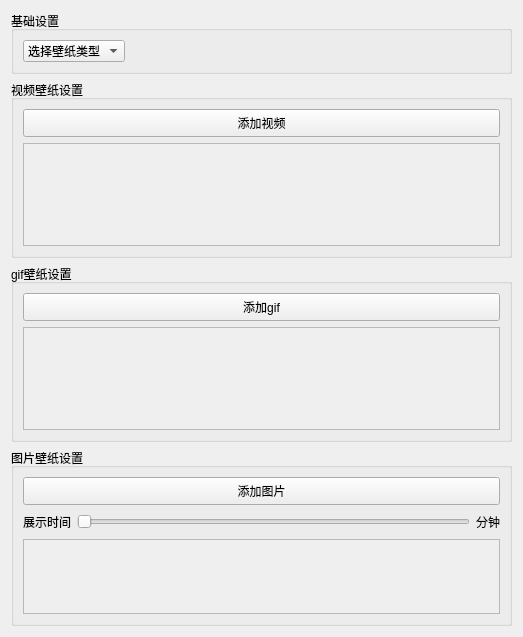
Above: WallpaperPlugins/BaseWallpaperPlugin/settingsform.ui from PureBulb/BulbDesktop before the change. Below: the same form after it.
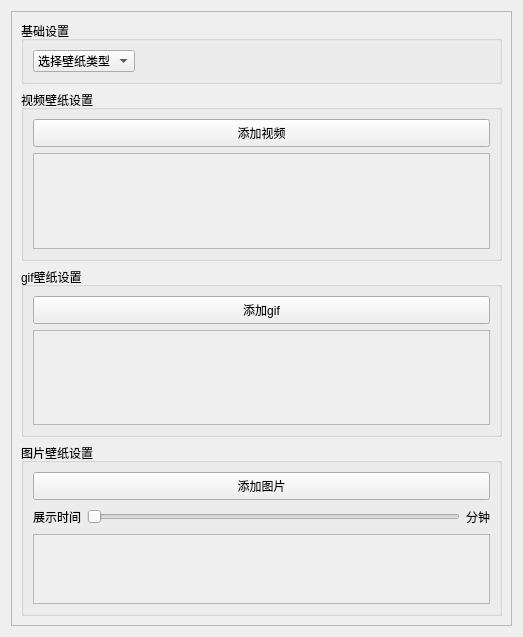
That is the form after the change.

Commit message: 1. fixed change video background will kale

Diff of the .ui file:
```diff
--- a/WallpaperPlugins/BaseWallpaperPlugin/settingsform.ui
+++ b/WallpaperPlugins/BaseWallpaperPlugin/settingsform.ui
@@ -13,6 +13,21 @@
   <property name="windowTitle">
    <string>Form</string>
   </property>
+  <layout class="QGridLayout" name="gridLayout_4">
+   <item row="0" column="0">
+    <widget class="QScrollArea" name="scrollArea_4">
+     <property name="widgetResizable">
+      <bool>true</bool>
+     </property>
+     <widget class="QWidget" name="scrollAreaWidgetContents">
+      <property name="geometry">
+       <rect>
+        <x>0</x>
+        <y>0</y>
+        <width>503</width>
+        <height>617</height>
+       </rect>
+      </property>
   <layout class="QVBoxLayout" name="verticalLayout">
    <item>
     <widget class="QGroupBox" name="baseCfgGroupBox">
@@ -117,8 +132,8 @@
           <rect>
            <x>0</x>
            <y>0</y>
-           <width>471</width>
-           <height>83</height>
+               <width>459</width>
+               <height>91</height>
           </rect>
          </property>
          <layout class="QGridLayout" name="gridLayout">
@@ -167,8 +182,8 @@
           <rect>
            <x>0</x>
            <y>0</y>
-           <width>471</width>
-           <height>83</height>
+               <width>459</width>
+               <height>91</height>
           </rect>
          </property>
          <layout class="QGridLayout" name="gridLayout_2">
@@ -260,8 +275,8 @@
           <rect>
            <x>0</x>
            <y>0</y>
-           <width>471</width>
-           <height>63</height>
+               <width>459</width>
+               <height>68</height>
           </rect>
          </property>
          <layout class="QGridLayout" name="gridLayout_3">
@@ -273,6 +288,10 @@
        </widget>
       </item>
      </layout>
+        </widget>
+       </item>
+      </layout>
+     </widget>
     </widget>
    </item>
   </layout>
```
Lines whose indentation alone changed are shown as unchanged. The commit also changes 1 other file.
